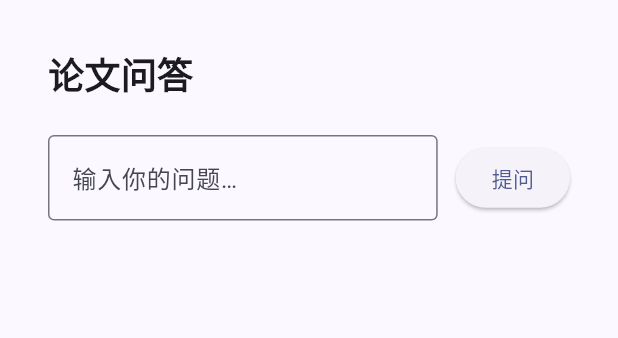
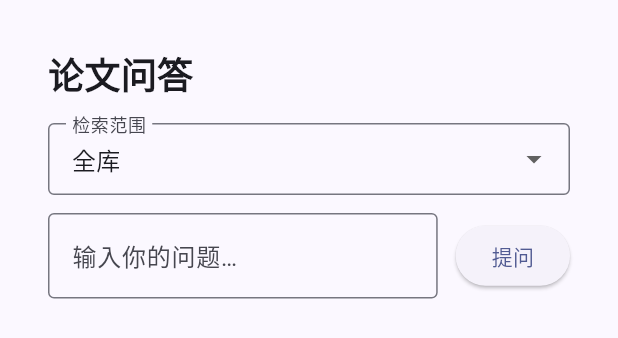
Before and after one commit to oranges0908/RagAgent, a Flutter app: the QueryPage widget shown alone on an empty page, opened directly, after a tap on "提问", on a phone screen of 412 x 824 dp. Shown: the top 338 px of the screen. Run offline on Flutter 3.47's test engine with Material 3 defaults, Android fonts, the phone set to English and light mode, and no system bars; our stand-ins replace file_picker, flutter_markdown; network calls fail.

Commit message:
Step 12: add paper selector dropdown to query page
- Load papers list on init and populate DropdownButtonFormField
- Default selection is 全库 (paper_id=null for cross-paper search)
- Pass selected paper_id to ApiService.query()

Co-Authored-By: Claude Sonnet 4.6 <noreply@anthropic.com>

```diff
--- a/frontend/lib/pages/query_page.dart
+++ b/frontend/lib/pages/query_page.dart
@@ -14,6 +14,25 @@ class _QueryPageState extends State<QueryPage> {
   String? _error;
   QueryResponse? _response;
 
+  // Paper selector state
+  List<Paper> _papers = [];
+  String? _selectedPaperId; // null = 全库
+
+  @override
+  void initState() {
+    super.initState();
+    _loadPapers();
+  }
+
+  Future<void> _loadPapers() async {
+    try {
+      final papers = await ApiService.getPapers();
+      setState(() => _papers = papers);
+    } catch (_) {
+      // Non-critical: dropdown simply stays empty
+    }
+  }
+
   Future<void> _submit() async {
     final q = _questionCtrl.text.trim();
     if (q.isEmpty) return;
@@ -23,7 +42,7 @@ class _QueryPageState extends State<QueryPage> {
       _response = null;
     });
     try {
-      final res = await ApiService.query(q);
+      final res = await ApiService.query(q, paperId: _selectedPaperId);
       setState(() => _response = res);
     } catch (e) {
       setState(() => _error = e.toString());
@@ -46,7 +65,28 @@ class _QueryPageState extends State<QueryPage> {
         crossAxisAlignment: CrossAxisAlignment.start,
         children: [
           const Text('论文问答', style: TextStyle(fontSize: 24, fontWeight: FontWeight.bold)),
-          const SizedBox(height: 24),
+          const SizedBox(height: 16),
+          // Paper selector dropdown
+          DropdownButtonFormField<String?>(
+            initialValue: _selectedPaperId,
+            decoration: const InputDecoration(
+              labelText: '检索范围',
+              border: OutlineInputBorder(),
+              contentPadding: EdgeInsets.symmetric(horizontal: 12, vertical: 8),
+            ),
+            items: [
+              const DropdownMenuItem<String?>(
+                value: null,
+                child: Text('全库'),
+              ),
+              ..._papers.map((p) => DropdownMenuItem<String?>(
+                    value: p.id,
+                    child: Text(p.title, overflow: TextOverflow.ellipsis),
+                  )),
+            ],
+            onChanged: (v) => setState(() => _selectedPaperId = v),
+          ),
+          const SizedBox(height: 12),
           Row(
             children: [
               Expanded(
```
Also changed, not shown: 1 other file.
